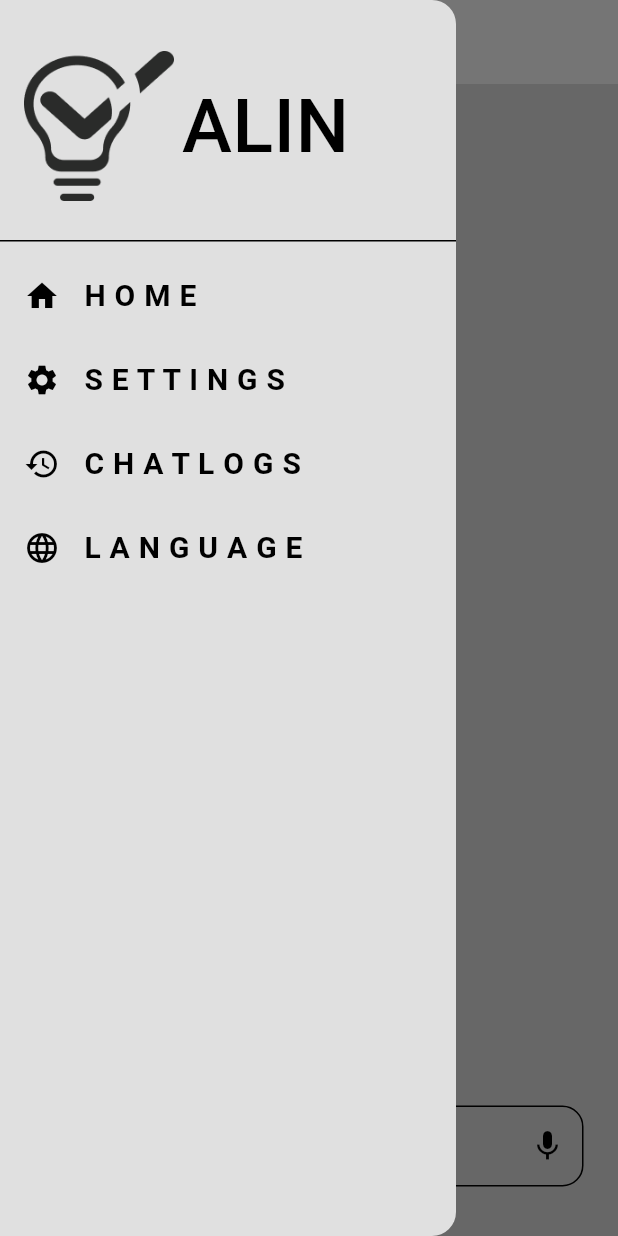
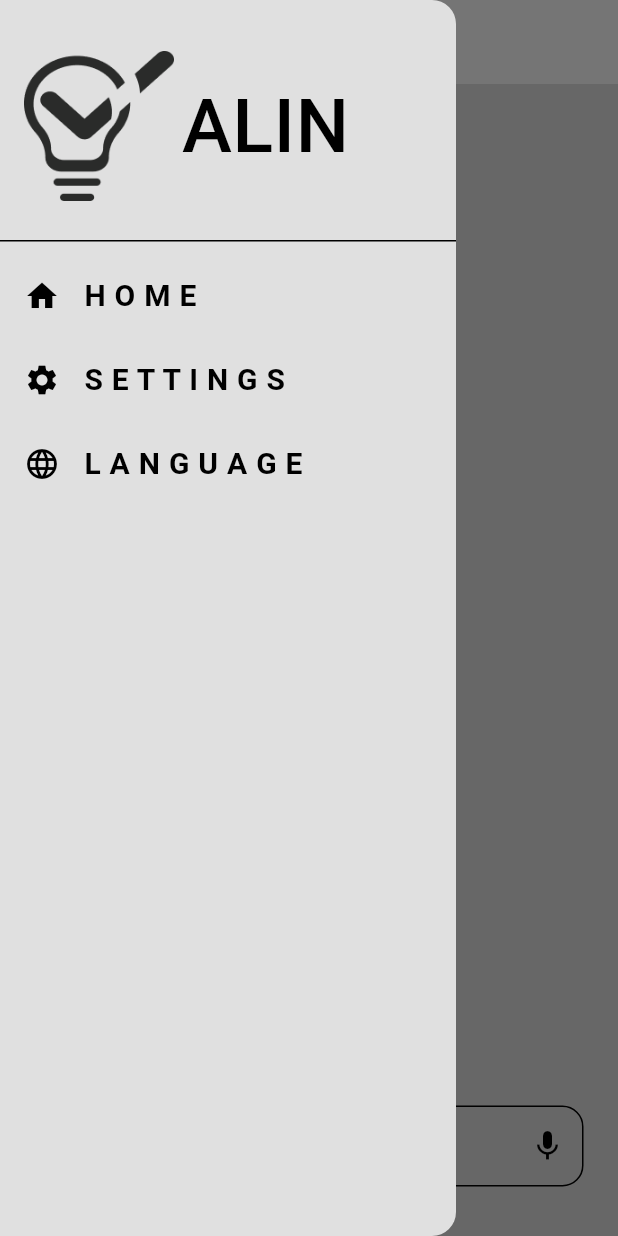
Before and after one commit to ceogyamfi/ALIN, a Flutter app: the HomePage screen opened directly, with the side drawer open, on a phone screen of 412 x 824 dp. Run offline on Flutter 3.47's test engine with Material 3 defaults, Android fonts, the phone set to English and light mode, and no system bars; our stand-ins replace flutter_markdown, google_fonts, google_generative_ai, shared_preferences, speech_to_text; accounts and stored records are empty.

Commit message:
finalized code

```diff
--- a/alin_ai/lib/components/drawer.dart
+++ b/alin_ai/lib/components/drawer.dart
@@ -54,13 +54,13 @@ class MyDrawer extends StatelessWidget {
                 Icons.settings,
                 const SettingsPage(),
               ),
-              buildListTile(
-                context,
-                AppLocalizations.of(context)?.translate('C H A T L O G S') ??
-                    'C H A T L O G S',
-                Icons.history,
-                const StarterHomeUI(),
-              ),
+              // buildListTile(
+              //   context,
+              //   AppLocalizations.of(context)?.translate('C H A T L O G S') ??
+              //       'C H A T L O G S',
+              //   Icons.history,
+              //   const StarterHomeUI(),
+              // ),
               buildListTile(
                 context,
                 AppLocalizations.of(context)?.translate('L A N G U A G E') ??
```
